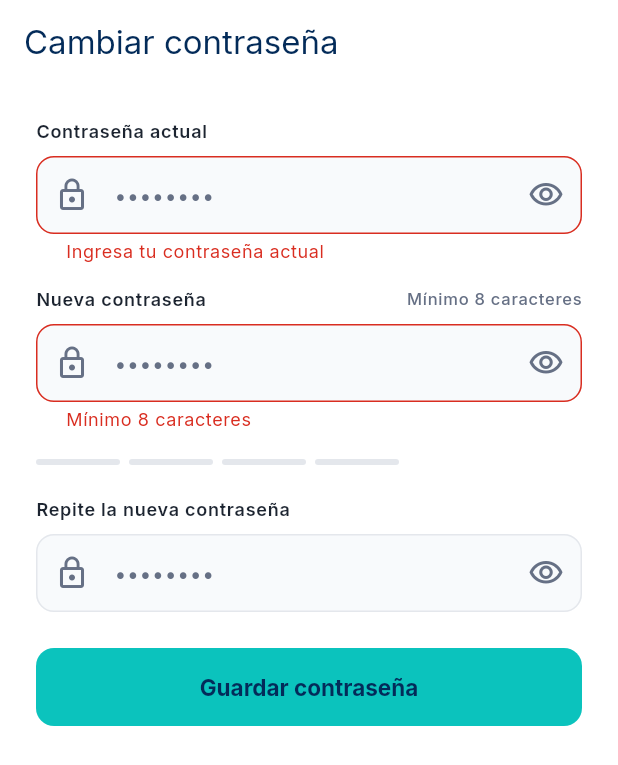
After one commit to NexoShift/petcarehub-mobile-application, a Flutter app: the ChangePasswordView screen opened by its route, after a tap on "Guardar contraseña", on a phone screen of 412 x 824 dp. The commit adds this screen. Shown: the top 765 px of the screen. Run offline on Flutter 3.47's test engine with Material 3 defaults, Android fonts, the phone set to English and light mode, and no system bars; our stand-ins replace flutter_secure_storage, go_router, google_fonts, material_ui; accounts and stored records are empty.

Commit message:
feat(iam): add change password screen and temporary password guard

```diff
--- a/lib/app/app_router.dart
+++ b/lib/app/app_router.dart
@@ -3,6 +3,7 @@ import 'package:go_router/go_router.dart';
 
 import '../home/presentation/views/home_view.dart';
 import '../iam/application/iam_store.dart';
+import '../iam/presentation/views/change_password_view.dart';
 import '../iam/presentation/views/sign_in_view.dart';
 import '../iam/presentation/views/sign_up_view.dart';
 import '../iam/presentation/views/welcome_view.dart';
@@ -25,6 +26,7 @@ GoRouter createRouter({required IamStore iam, required ProfilesStore profiles})
       GoRoute(path: AppRoutes.welcome, builder: (_, _) => const WelcomeView()),
       GoRoute(path: AppRoutes.signIn, builder: (_, _) => const SignInView()),
       GoRoute(path: AppRoutes.signUp, builder: (_, _) => const SignUpView()),
+      GoRoute(path: AppRoutes.changePassword, builder: (_, _) => const ChangePasswordView()),
       GoRoute(
         path: AppRoutes.completePetOwner,
         builder: (_, _) => const CompletePetOwnerProfileView(),
@@ -53,8 +55,13 @@ String? resolveRedirect({
     return AppRoutes.public.contains(location) ? null : AppRoutes.welcome;
   }
 
-  // 3. Con sesión pero sin saber si tiene perfil: pantalla de carga.
+  // 3. Contraseña temporal (vet creado por la clínica): primero debe cambiarla.
   final session = iam.session!;
+  if (session.mustChangePassword) {
+    return location == AppRoutes.changePassword ? null : AppRoutes.changePassword;
+  }
+
+  // 4. Con sesión pero sin saber si tiene perfil: pantalla de carga.
   switch (profiles.status) {
     case ProfileStatus.unknown:
       return location == AppRoutes.boot ? null : AppRoutes.boot;
--- a/lib/app/app_routes.dart
+++ b/lib/app/app_routes.dart
@@ -6,6 +6,7 @@ class AppRoutes {
   static const welcome = '/welcome';
   static const signIn = '/sign-in';
   static const signUp = '/sign-up';
+  static const changePassword = '/change-password';
   static const completePetOwner = '/complete-profile/pet-owner';
   static const completeClinic = '/complete-profile/clinic';
   static const home = '/home';
--- /dev/null
+++ b/lib/iam/presentation/views/change_password_view.dart
@@ -0,0 +1,171 @@
+import 'package:go_router/go_router.dart';
+import 'package:material_ui/material_ui.dart';
+import 'package:provider/provider.dart';
+
+import '../../../shared/domain/api_error.dart';
+import '../../../shared/presentation/theme/app_colors.dart';
+import '../../../shared/presentation/validators.dart';
+import '../../../shared/presentation/widgets/error_banner.dart';
+import '../../../shared/presentation/widgets/labeled_field.dart';
+import '../../../shared/presentation/widgets/primary_button.dart';
+import '../../application/iam_store.dart';
+import '../../domain/model/password_strength.dart';
+import '../widgets/password_field.dart';
+import '../widgets/password_strength_bar.dart';
+
+/// Cambiar contraseña. Se usa en dos casos:
+/// - obligatorio: el vet entra con la contraseña temporal que le dio la clínica
+///   (`mustChangePassword`); el router no lo deja salir de aquí hasta cambiarla;
+/// - opcional: desde "Mi perfil".
+class ChangePasswordView extends StatefulWidget {
+  const ChangePasswordView({super.key});
+
+  @override
+  State<ChangePasswordView> createState() => _ChangePasswordViewState();
+}
+
+class _ChangePasswordViewState extends State<ChangePasswordView> {
+  final _formKey = GlobalKey<FormState>();
+  final _current = TextEditingController();
+  final _new = TextEditingController();
+  final _confirm = TextEditingController();
+  bool _loading = false;
+  String? _error;
+
+  @override
+  void dispose() {
+    _current.dispose();
+    _new.dispose();
+    _confirm.dispose();
+    super.dispose();
+  }
+
+  String? _validateNew(String? value) {
+    final password = value ?? '';
+    if (password.length < PasswordStrength.minLength) return 'Mínimo 8 caracteres';
+    if (password.length > PasswordStrength.maxLength) return 'Máximo 72 caracteres';
+    if (password == _current.text) return 'Debe ser distinta a la actual';
+    return null;
+  }
+
+  Future<void> _submit() async {
+    if (_loading || !_formKey.currentState!.validate()) return;
+    final store = context.read<IamStore>();
+    final forced = store.session?.mustChangePassword ?? false;
+    setState(() {
+      _loading = true;
+      _error = null;
+    });
+    try {
+      await store.changePassword(currentPassword: _current.text, newPassword: _new.text);
+      if (!mounted) return;
+      ScaffoldMessenger.of(context).showSnackBar(
+        const SnackBar(content: Text('Contraseña actualizada')),
+      );
+      // Si era obligatorio, el router redirige solo; si vino del perfil, volvemos.
+      if (!forced && context.canPop()) context.pop();
+    } on ApiError catch (error) {
+      if (mounted) {
+        setState(() => _error = error.isNetworkError
+            ? error.message
+            : error.status == 400
+                ? 'La contraseña actual no es correcta.'
+                : 'No se pudo cambiar la contraseña.');
+      }
+    } finally {
+      if (mounted) setState(() => _loading = false);
+    }
+  }
+
+  @override
+  Widget build(BuildContext context) {
+    final store = context.watch<IamStore>();
+    final forced = store.session?.mustChangePassword ?? false;
+    final text = Theme.of(context).textTheme;
+
+    return Scaffold(
+      appBar: AppBar(
+        automaticallyImplyLeading: !forced,
+        title: const Text('Cambiar contraseña'),
+      ),
+      body: SafeArea(
+        child: SingleChildScrollView(
+          padding: const EdgeInsets.all(24),
+          child: Form(
+            key: _formKey,
+            child: Column(
+              crossAxisAlignment: CrossAxisAlignment.stretch,
+              children: [
+                if (forced) ...[
+                  Container(
+                    padding: const EdgeInsets.all(12),
+                    decoration: BoxDecoration(
+                      color: AppColors.turquoiseSoft,
+                      borderRadius: BorderRadius.circular(12),
+                    ),
+                    child: Text(
+                      'Tu clínica te dio una contraseña temporal. Crea una nueva para continuar.',
+                      style: text.bodyMedium?.copyWith(color: AppColors.navy),
+                    ),
+                  ),
+                  const SizedBox(height: 24),
+                ],
+                LabeledField(
+                  label: forced ? 'Contraseña temporal' : 'Contraseña actual',
+                  child: PasswordField(
+                    key: const Key('changePassword.current'),
+                    controller: _current,
+                    textInputAction: TextInputAction.next,
+                    validator: (v) => FormValidators.required(v, 'Ingresa tu contraseña actual'),
+                  ),
+                ),
+                const SizedBox(height: 16),
+                LabeledField(
+                  label: 'Nueva contraseña',
+                  hint: 'Mínimo 8 caracteres',
+                  child: PasswordField(
+                    key: const Key('changePassword.new'),
+                    controller: _new,
+                    textInputAction: TextInputAction.next,
+                    autofillHints: const [AutofillHints.newPassword],
+                    validator: _validateNew,
+                    onChanged: (_) => setState(() {}),
+                  ),
+                ),
+                const SizedBox(height: 12),
+                PasswordStrengthBar(password: _new.text),
+                const SizedBox(height: 16),
+                LabeledField(
+                  label: 'Repite la nueva contraseña',
+                  child: PasswordField(
+                    key: const Key('changePassword.confirm'),
+                    controller: _confirm,
+                    autofillHints: const [AutofillHints.newPassword],
+                    validator: (v) => v == _new.text ? null : 'Las contraseñas no coinciden',
+                    onSubmitted: (_) => _submit(),
+                  ),
+                ),
+                if (_error != null) ...[const SizedBox(height: 16), ErrorBanner(_error!)],
+                const SizedBox(height: 24),
+                PrimaryButton(
+                  key: const Key('changePassword.submit'),
+                  label: 'Guardar contraseña',
+                  showArrow: false,
+                  loading: _loading,
+                  onPressed: _submit,
+                ),
+                if (forced) ...[
+                  const SizedBox(height: 8),
+                  TextButton(
+                    onPressed: () => context.read<IamStore>().signOut(),
+                    child: const Text('Cerrar sesión'),
+                  ),
+                ],
+              ],
+            ),
+          ),
+        ),
+      ),
+    );
+  }
+}
```
Also changed, not shown: 1 other file.
